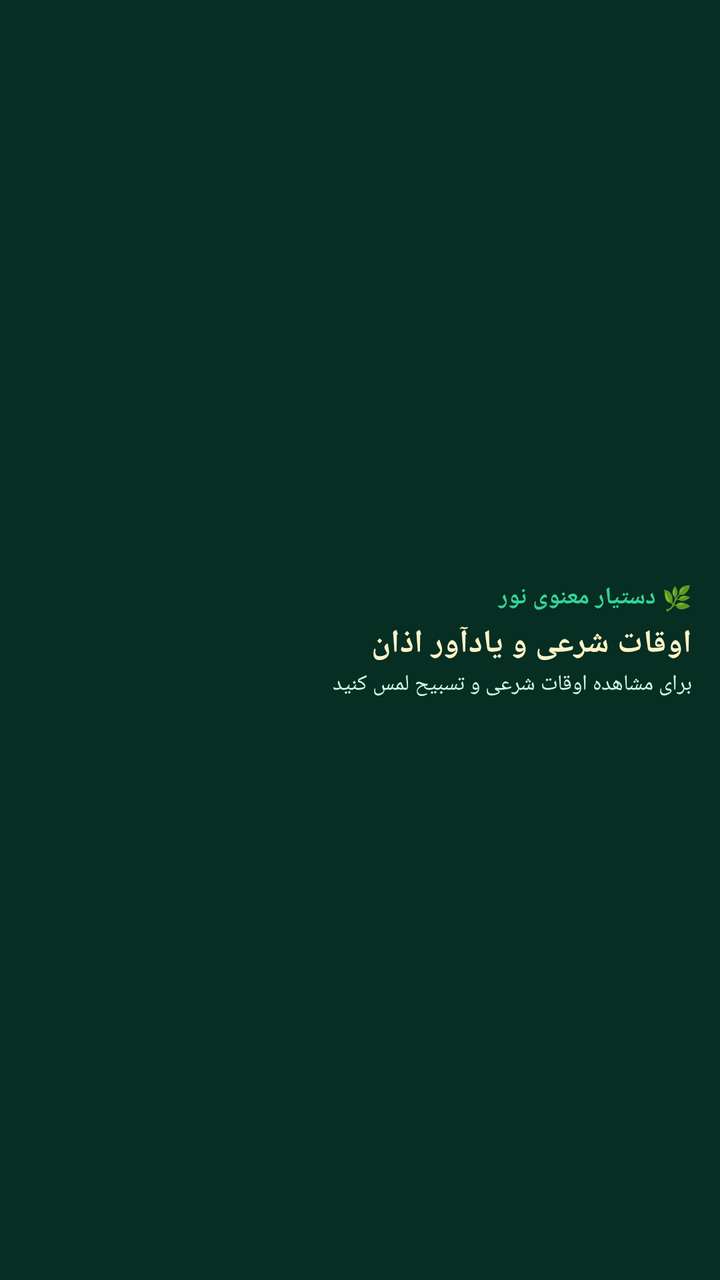
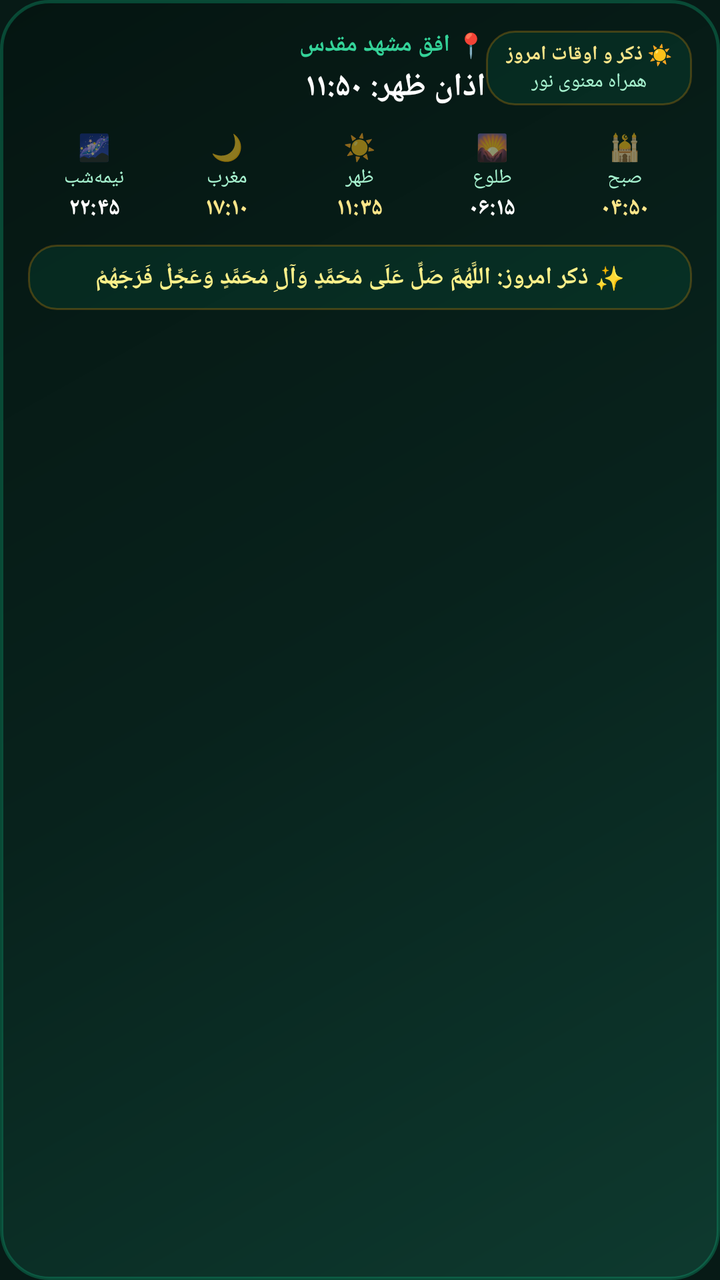

Compare the two renders of this Android layout. The source of the first and the diff that turns it into the second are given below.
<!-- AndroidManifest.xml: application theme AppTheme -->
<!-- res/layout/noor_prayer_widget.xml -->
<?xml version="1.0" encoding="utf-8"?>
<LinearLayout xmlns:android="http://schemas.android.com/apk/res/android"
    android:id="@+id/widget_root"
    android:layout_width="match_parent"
    android:layout_height="match_parent"
    android:background="#062E22"
    android:gravity="center_vertical"
    android:orientation="vertical"
    android:padding="14dp">

    <TextView
        android:id="@+id/widget_title"
        android:layout_width="match_parent"
        android:layout_height="wrap_content"
        android:gravity="right"
        android:text="🌿 دستیار معنوی نور"
        android:textColor="#34D399"
        android:textSize="12sp"
        android:textStyle="bold" />

    <TextView
        android:id="@+id/widget_next_prayer"
        android:layout_width="match_parent"
        android:layout_height="wrap_content"
        android:layout_marginTop="4dp"
        android:gravity="right"
        android:text="اوقات شرعی و یادآور اذان"
        android:textColor="#FEF3C7"
        android:textSize="16sp"
        android:textStyle="bold" />

    <TextView
        android:id="@+id/widget_subtitle"
        android:layout_width="match_parent"
        android:layout_height="wrap_content"
        android:layout_marginTop="2dp"
        android:gravity="right"
        android:text="برای مشاهده اوقات شرعی و تسبیح لمس کنید"
        android:textColor="#D1FAE5"
        android:textSize="11sp" />
</LinearLayout>
<!-- resources referenced by this layout -->
<resources>
  <style name="AppTheme" parent="Theme.AppCompat.DayNight.NoActionBar">
          <item name="colorPrimary">@color/colorPrimary</item>
          <item name="colorPrimaryDark">@color/colorPrimaryDark</item>
          <item name="colorAccent">@color/colorAccent</item>
          <item name="android:windowBackground">#071A16</item>
      </style>
</resources>

<!-- the commit's change to res/layout/noor_prayer_widget.xml (unified diff, before → after) -->
@@ -2,40 +2,133 @@
 <LinearLayout xmlns:android="http://schemas.android.com/apk/res/android"
     android:id="@+id/widget_root"
     android:layout_width="match_parent"
-    android:layout_height="match_parent"
-    android:background="#062E22"
-    android:gravity="center_vertical"
+    android:layout_height="wrap_content"
+    android:background="@drawable/noor_widget_luxury_bg"
     android:orientation="vertical"
     android:padding="14dp">
 
-    <TextView
-        android:id="@+id/widget_title"
+    
+    <LinearLayout
         android:layout_width="match_parent"
         android:layout_height="wrap_content"
-        android:gravity="right"
-        android:text="🌿 دستیار معنوی نور"
-        android:textColor="#34D399"
-        android:textSize="12sp"
-        android:textStyle="bold" />
+        android:gravity="center_vertical"
+        android:orientation="horizontal">
 
-    <TextView
-        android:id="@+id/widget_next_prayer"
+        <LinearLayout
+            android:layout_width="0dp"
+            android:layout_height="wrap_content"
+            android:layout_weight="1"
+            android:gravity="right"
+            android:orientation="vertical">
+
+            <TextView
+                android:id="@+id/widget_title"
+                android:layout_width="wrap_content"
+                android:layout_height="wrap_content"
+                android:text="📍 افق مشهد مقدس"
+                android:textColor="#34D399"
+                android:textSize="12sp"
+                android:textStyle="bold" />
+
+            <TextView
+                android:id="@+id/widget_next_prayer"
+                android:layout_width="wrap_content"
+                android:layout_height="wrap_content"
+                android:layout_marginTop="2dp"
+                android:text="اذان ظهر: ۱۱:۵۰"
+                android:textColor="#FFFFFF"
+                android:textSize="16sp"
+                android:textStyle="bold" />
+        </LinearLayout>
+
+        <LinearLayout
+            android:layout_width="wrap_content"
+            android:layout_height="wrap_content"
+            android:background="@drawable/noor_widget_pill_bg"
+            android:gravity="center"
+            android:orientation="vertical"
+            android:paddingLeft="10dp"
+            android:paddingTop="5dp"
+            android:paddingRight="10dp"
+            android:paddingBottom="5dp">
+
+            <TextView
+                android:id="@+id/widget_day_badge"
+                android:layout_width="wrap_content"
+                android:layout_height="wrap_content"
+                android:text="☀️ ذکر و اوقات امروز"
+                android:textColor="#FDE68A"
+                android:textSize="10sp"
+                android:textStyle="bold" />
+
+            <TextView
+                android:id="@+id/widget_subtitle"
+                android:layout_width="wrap_content"
+                android:layout_height="wrap_content"
+                android:text="همراه معنوی نور"
+                android:textColor="#A7F3D0"
+                android:textSize="10sp" />
+        </LinearLayout>
+    </LinearLayout>
+
+    
+    <LinearLayout
         android:layout_width="match_parent"
         android:layout_height="wrap_content"
-        android:layout_marginTop="4dp"
-        android:gravity="right"
-        android:text="اوقات شرعی و یادآور اذان"
-        android:textColor="#FEF3C7"
-        android:textSize="16sp"
-        android:textStyle="bold" />
+        android:layout_marginTop="10dp"
+        android:layout_marginBottom="10dp"
+        android:baselineAligned="false"
+        android:orientation="horizontal"
+        android:weightSum="5">
 
-    <TextView
-        android:id="@+id/widget_subtitle"
+        <LinearLayout android:layout_width="0dp" android:layout_height="wrap_content" android:layout_weight="1" android:gravity="center" android:orientation="vertical">
+            <TextView android:layout_width="wrap_content" android:layout_height="wrap_content" android:text="🌌" android:textSize="13sp" />
+            <TextView android:layout_width="wrap_content" android:layout_height="wrap_content" android:text="نیمه‌شب" android:textColor="#A7F3D0" android:textSize="10sp" />
+            <TextView android:id="@+id/widget_time_midnight" android:layout_width="wrap_content" android:layout_height="wrap_content" android:text="۲۲:۴۵" android:textColor="#FFFFFF" android:textSize="12sp" android:textStyle="bold" />
+        </LinearLayout>
+
+        <LinearLayout android:layout_width="0dp" android:layout_height="wrap_content" android:layout_weight="1" android:gravity="center" android:orientation="vertical">
+            <TextView android:layout_width="wrap_content" android:layout_height="wrap_content" android:text="🌙" android:textSize="13sp" />
+            <TextView android:layout_width="wrap_content" android:layout_height="wrap_content" android:text="مغرب" android:textColor="#A7F3D0" android:textSize="10sp" />
+            <TextView android:id="@+id/widget_time_maghrib" android:layout_width="wrap_content" android:layout_height="wrap_content" android:text="۱۷:۱۰" android:textColor="#FDE68A" android:textSize="12sp" android:textStyle="bold" />
+        </LinearLayout>
+
+        <LinearLayout android:layout_width="0dp" android:layout_height="wrap_content" android:layout_weight="1" android:gravity="center" android:orientation="vertical">
+            <TextView android:layout_width="wrap_content" android:layout_height="wrap_content" android:text="☀️" android:textSize="13sp" />
+            <TextView android:layout_width="wrap_content" android:layout_height="wrap_content" android:text="ظهر" android:textColor="#A7F3D0" android:textSize="10sp" />
+            <TextView android:id="@+id/widget_time_dhuhr" android:layout_width="wrap_content" android:layout_height="wrap_content" android:text="۱۱:۳۵" android:textColor="#FDE68A" android:textSize="12sp" android:textStyle="bold" />
+        </LinearLayout>
+
+        <LinearLayout android:layout_width="0dp" android:layout_height="wrap_content" android:layout_weight="1" android:gravity="center" android:orientation="vertical">
+            <TextView android:layout_width="wrap_content" android:layout_height="wrap_content" android:text="🌄" android:textSize="13sp" />
+            <TextView android:layout_width="wrap_content" android:layout_height="wrap_content" android:text="طلوع" android:textColor="#A7F3D0" android:textSize="10sp" />
+            <TextView android:id="@+id/widget_time_sunrise" android:layout_width="wrap_content" android:layout_height="wrap_content" android:text="۰۶:۱۵" android:textColor="#FFFFFF" android:textSize="12sp" android:textStyle="bold" />
+        </LinearLayout>
+
+        <LinearLayout android:layout_width="0dp" android:layout_height="wrap_content" android:layout_weight="1" android:gravity="center" android:orientation="vertical">
+            <TextView android:layout_width="wrap_content" android:layout_height="wrap_content" android:text="🕌" android:textSize="13sp" />
+            <TextView android:layout_width="wrap_content" android:layout_height="wrap_content" android:text="صبح" android:textColor="#A7F3D0" android:textSize="10sp" />
+            <TextView android:id="@+id/widget_time_fajr" android:layout_width="wrap_content" android:layout_height="wrap_content" android:text="۰۴:۵۰" android:textColor="#FDE68A" android:textSize="12sp" android:textStyle="bold" />
+        </LinearLayout>
+    </LinearLayout>
+
+    
+    <LinearLayout
         android:layout_width="match_parent"
         android:layout_height="wrap_content"
-        android:layout_marginTop="2dp"
-        android:gravity="right"
-        android:text="برای مشاهده اوقات شرعی و تسبیح لمس کنید"
-        android:textColor="#D1FAE5"
-        android:textSize="11sp" />
+        android:background="@drawable/noor_widget_pill_bg"
+        android:gravity="center"
+        android:orientation="vertical"
+        android:padding="8dp">
+
+        <TextView
+            android:id="@+id/widget_dynamic_dhikr"
+            android:layout_width="match_parent"
+            android:layout_height="wrap_content"
+            android:gravity="center"
+            android:text="✨ ذکر امروز: اللَّهُمَّ صَلِّ عَلَى مُحَمَّدٍ وَآلِ مُحَمَّدٍ وَعَجِّلْ فَرَجَهُمْ"
+            android:textColor="#FEF08A"
+            android:textSize="12sp"
+            android:textStyle="bold" />
+    </LinearLayout>
 </LinearLayout>
<!-- resource entries referenced after the edit -->
@@ -1,5 +1,24 @@
 <!-- resources referenced by this layout -->
 <resources>
+  <!-- drawable noor_widget_luxury_bg (drawable) -->
+  <?xml version="1.0" encoding="utf-8"?>
+  <shape xmlns:android="http://schemas.android.com/apk/res/android" android:shape="rectangle">
+      <gradient
+          android:angle="135"
+          android:startColor="#0E3A2F"
+          android:centerColor="#08221C"
+          android:endColor="#051511"
+          android:type="linear" />
+      <corners android:radius="24dp" />
+      <stroke android:width="1.5dp" android:color="#4D10B981" />
+  </shape>
+  <!-- drawable noor_widget_pill_bg (drawable) -->
+  <?xml version="1.0" encoding="utf-8"?>
+  <shape xmlns:android="http://schemas.android.com/apk/res/android" android:shape="rectangle">
+      <solid android:color="#1A10B981" />
+      <corners android:radius="14dp" />
+      <stroke android:width="1dp" android:color="#40F59E0B" />
+  </shape>
   <style name="AppTheme" parent="Theme.AppCompat.DayNight.NoActionBar">
           <item name="colorPrimary">@color/colorPrimary</item>
           <item name="colorPrimaryDark">@color/colorPrimaryDark</item>
